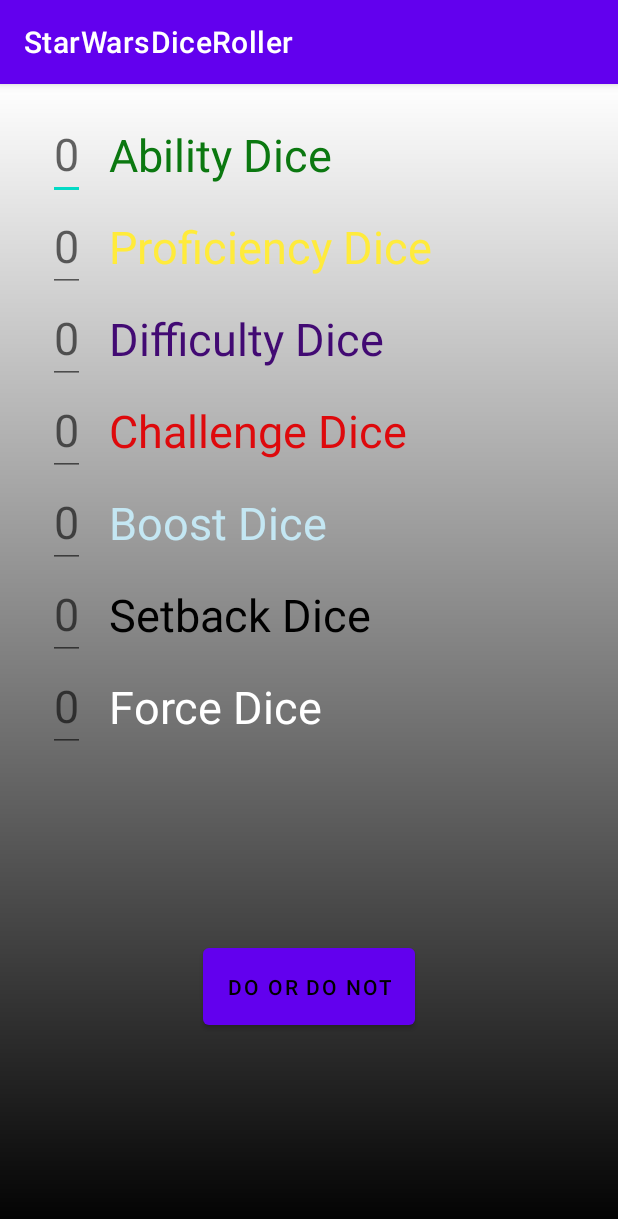
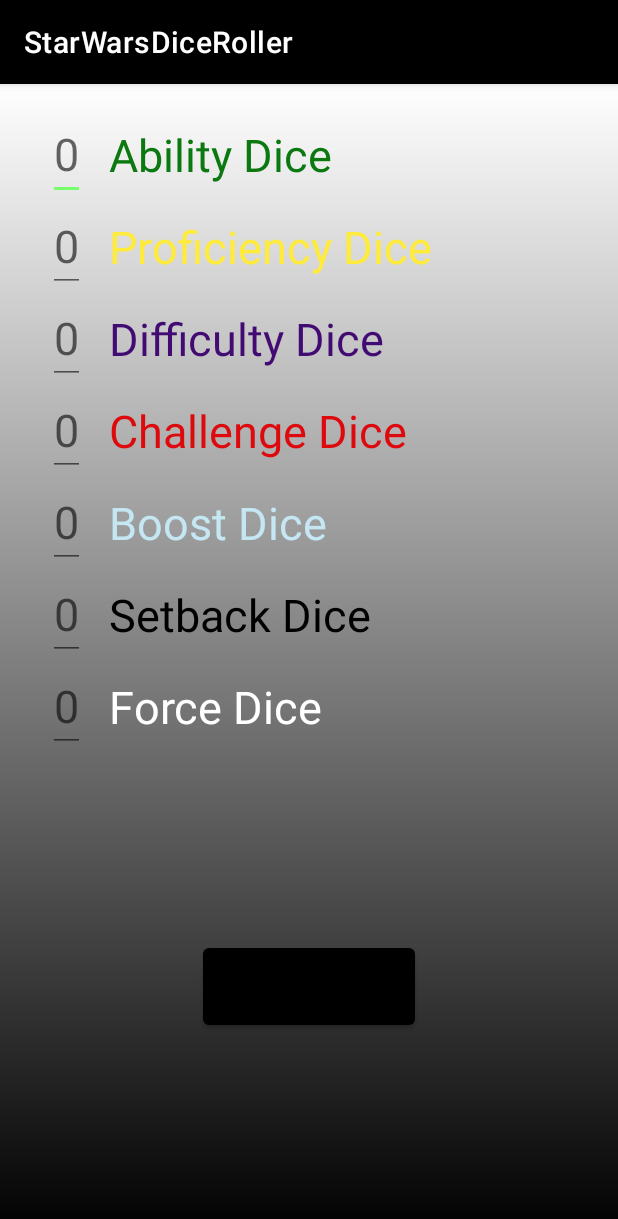
Before and after one commit to FavWest/StarWarsDiceRoller-Android, an Android app: the screen it shows after launch (MainActivity), on a phone screen of 412 x 824 dp. Shown: the top 1219 px of the screen. Run offline under Robolectric (Android 15) with nearby library versions, the phone set to English and light mode, and no system bars.

Commit message:
change theme colors

```diff
--- a/app/src/main/res/values/themes.xml
+++ b/app/src/main/res/values/themes.xml
@@ -2,12 +2,12 @@
     <!-- Base application theme. -->
     <style name="Theme.StarWarsDiceRoller" parent="Theme.MaterialComponents.DayNight.DarkActionBar">
         <!-- Primary brand color. -->
-        <item name="colorPrimary">@color/purple_500</item>
-        <item name="colorPrimaryVariant">@color/purple_700</item>
+        <item name="colorPrimary">#000000</item>
+        <item name="colorPrimaryVariant">#2c2c2e</item>
         <item name="colorOnPrimary">@color/white</item>
         <!-- Secondary brand color. -->
-        <item name="colorSecondary">@color/teal_200</item>
-        <item name="colorSecondaryVariant">@color/teal_700</item>
+        <item name="colorSecondary">#77ff6b</item>
+        <item name="colorSecondaryVariant">#54b84b</item>
         <item name="colorOnSecondary">@color/black</item>
         <!-- Status bar color. -->
         <item name="android:statusBarColor" tools:targetApi="l">?attr/colorPrimaryVariant</item>
```
